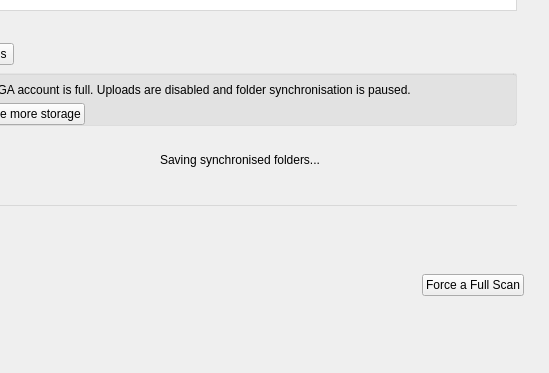
Old version of the form src/MEGASync/gui/macx/SettingsDialog.ui in the repository meganz/MEGAsync; both pictures show x 91 to 640 and y 363 to 736 of the 640 by 736 pixel window.
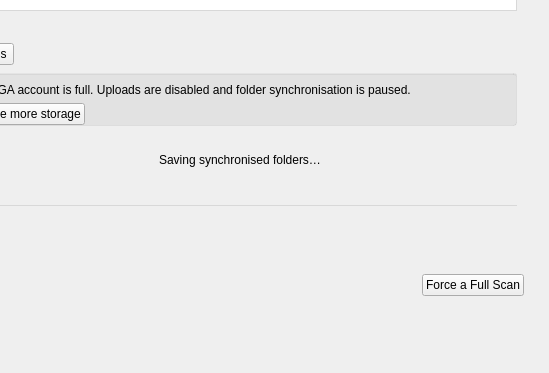
New version of the form. The open tabs and pages were chosen to show the change. Icons and pictures are not drawn. Custom widgets are drawn as their Qt base class.

Patch:
```diff
--- a/src/MEGASync/gui/macx/SettingsDialog.ui
+++ b/src/MEGASync/gui/macx/SettingsDialog.ui
@@ -2902,7 +2902,7 @@
                        </size>
                       </property>
                       <property name="text">
-                       <string>Saving synchronised folders...</string>
+                       <string>Saving synchronised folders…</string>
                       </property>
                      </widget>
                     </item>
```
